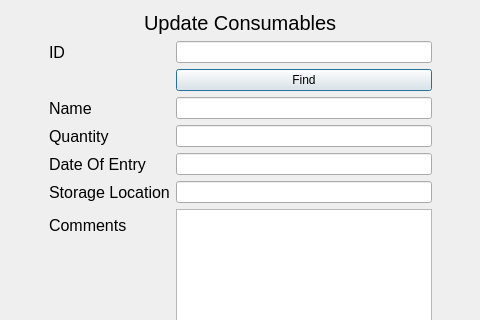
Old version of the form cfind.ui in the repository ChaosKingNV/NPCIL-Inventory-Management-System; both pictures show x 93 to 573 and y 0 to 320 of the 666 by 509 pixel window.
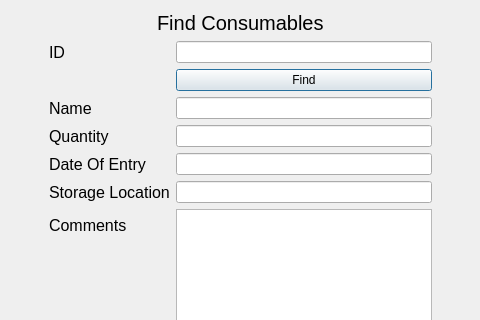
New version of the form.

What changed in the file:
```diff
--- a/cfind.ui
+++ b/cfind.ui
@@ -43,7 +43,7 @@
         </font>
        </property>
        <property name="text">
-        <string>Update Consumables</string>
+        <string>Find Consumables</string>
        </property>
       </widget>
      </item>
```
